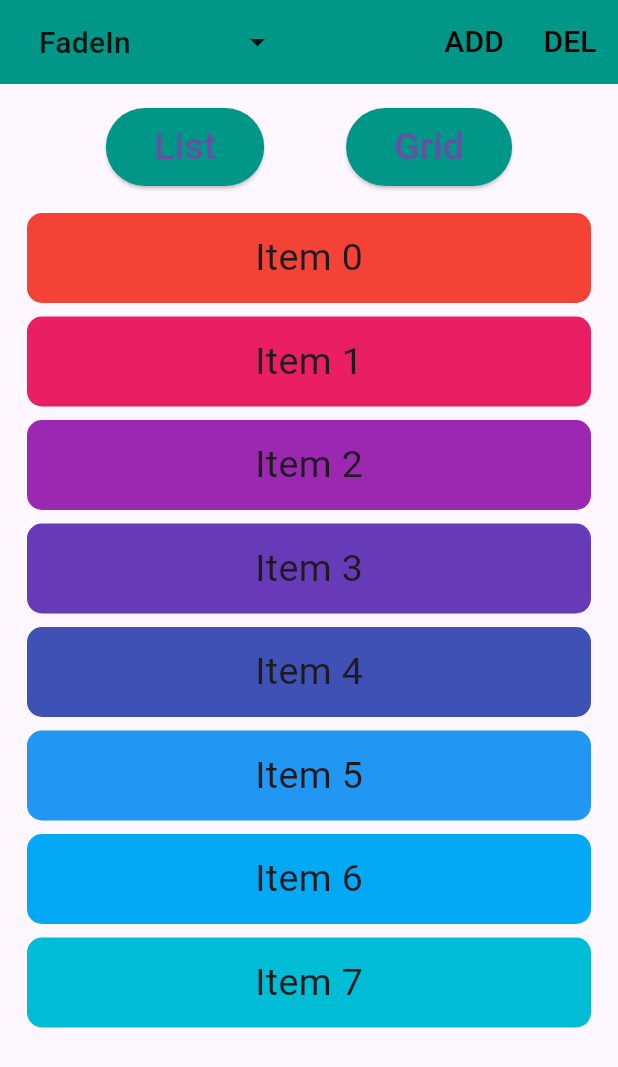
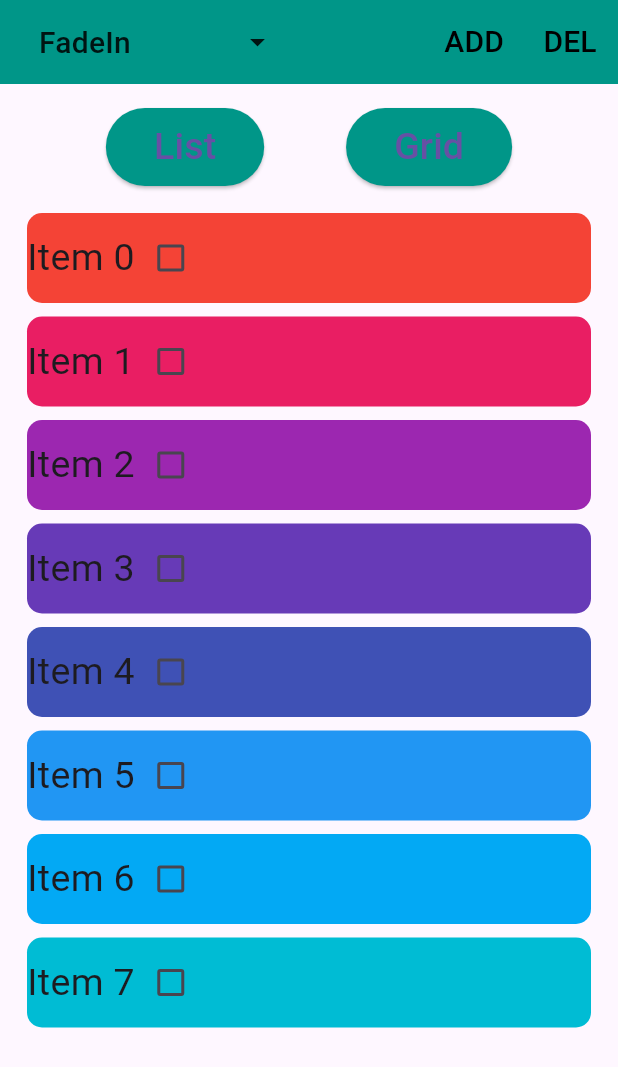
Before and after one commit to canopas/animated_reorderable_list, a Flutter app: the screen it shows after launch, after a tap on "List", on a phone screen of 412 x 824 dp. Shown: the top 1067 px of the screen. Run offline on Flutter 3.47's test engine with Material 3 defaults, Android fonts, the phone set to English and light mode, and no system bars.

```diff
--- a/example/lib/utils/item_tile.dart
+++ b/example/lib/utils/item_tile.dart
@@ -1,6 +1,6 @@
 import 'package:flutter/material.dart';
 
-class ItemTile extends StatelessWidget {
+class ItemTile extends StatefulWidget {
   final VoidCallback? onTap;
   final int index;
   final bool selected;
@@ -13,12 +13,17 @@ class ItemTile extends StatelessWidget {
   });
 
   @override
+  State<ItemTile> createState() => _ItemTileState();
+}
+
+class _ItemTileState extends State<ItemTile> {
+  @override
   Widget build(BuildContext context) {
     return Padding(
       padding: const EdgeInsets.all(2),
       child: GestureDetector(
         behavior: HitTestBehavior.opaque,
-        onTap: onTap,
+        onTap: widget.onTap,
         child: Column(
           children: [
             Container(
@@ -26,13 +31,18 @@ class ItemTile extends StatelessWidget {
               width: MediaQuery.of(context).size.width,
               decoration: BoxDecoration(
                 borderRadius: BorderRadius.circular(10),
-                color: Colors.primaries[index % Colors.primaries.length],
+                color: Colors.primaries[widget.index % Colors.primaries.length],
               ),
-              child: Center(
-                child: Text(
-                  'Item $index',
-                  style: const TextStyle(fontSize: 25),
-                ),
+              child: Row(
+                children: [
+                  Center(
+                    child: Text(
+                      'Item ${widget.index}',
+                      style: const TextStyle(fontSize: 25),
+                    ),
+                  ),
+                  Checkbox(value: false, onChanged: (value){})
+                ],
               ),
             ),
             const SizedBox(
```
Also changed, not shown: cta/cta_banner.png (added), cta/cta_btn.png (added).
